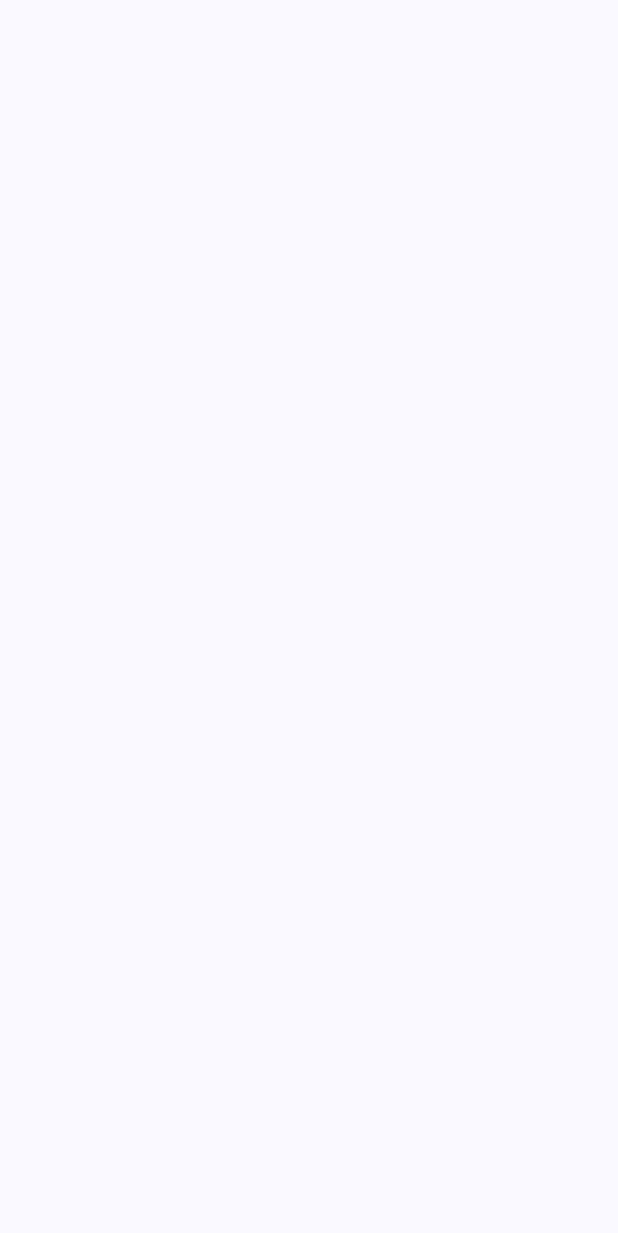
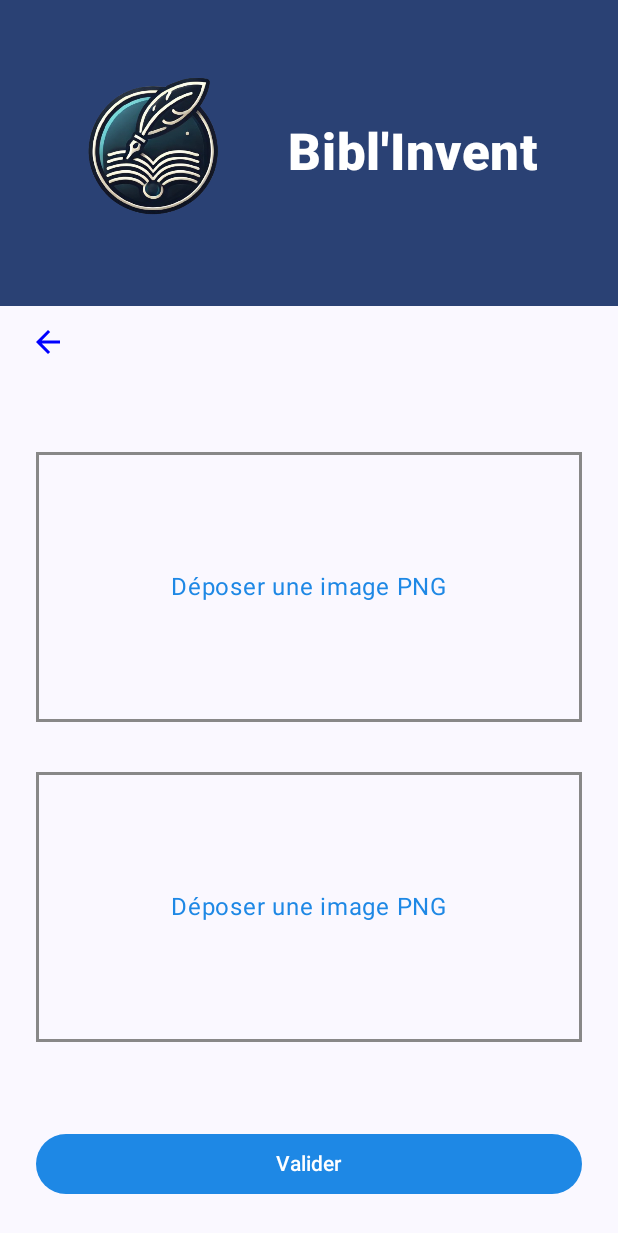
Before and after one commit to ClaraEnsim/BiblIvent, an Android app built with Jetpack Compose: the CoverScreen screen opened through its navigation route, on a phone screen of 412 x 824 dp. Before the commit the part shown is empty. Shown: the top 1233 px of the screen. Run offline under Robolectric (Android 15) with nearby library versions, the phone set to English and light mode, and no system bars.

Commit message:
fichiers importés

```diff
--- a/app/src/main/java/com/example/biblivent/MainActivity.kt
+++ b/app/src/main/java/com/example/biblivent/MainActivity.kt
@@ -50,7 +50,8 @@ class MainActivity : ComponentActivity() {
                         // Couverture
                         composable("cover") {
                             CoverScreen(
-                                //onBack = { navController.popBackStack() }
+                                onBack = { navController.popBackStack() },
+                                onValidate = {/*mettre le navController*/}
                             )
                         }
                     }
--- a/app/src/main/java/com/example/biblivent/ui/theme/screens/CoverScreen.kt
+++ b/app/src/main/java/com/example/biblivent/ui/theme/screens/CoverScreen.kt
@@ -1,4 +1,111 @@
 package com.example.biblivent.ui.theme.screens
 
-class CoverScreen {
+import android.net.Uri
+import androidx.activity.compose.rememberLauncherForActivityResult
+import androidx.activity.result.contract.ActivityResultContracts
+import androidx.compose.foundation.Image
+import androidx.compose.foundation.border
+import androidx.compose.foundation.clickable
+import androidx.compose.foundation.layout.*
+import androidx.compose.material.icons.Icons
+import androidx.compose.material.icons.automirrored.filled.ArrowBack
+import androidx.compose.material3.*
+import androidx.compose.runtime.*
+import androidx.compose.ui.Alignment
+import androidx.compose.ui.Modifier
+import androidx.compose.ui.graphics.Color
+import androidx.compose.ui.graphics.asImageBitmap
+import androidx.compose.ui.platform.LocalContext
+import androidx.compose.ui.unit.dp
+import androidx.compose.ui.unit.sp
+import com.example.biblivent.ui.theme.items.Header
+import java.io.InputStream
+import android.graphics.BitmapFactory
+
+@Composable
+fun CoverScreen(onBack: () -> Unit, onValidate: () -> Unit) {
+    val context = LocalContext.current
+    var imageUri1 by remember { mutableStateOf<Uri?>(null) }
+    var imageUri2 by remember { mutableStateOf<Uri?>(null) }
+
+    val launcher1 = rememberLauncherForActivityResult(ActivityResultContracts.OpenDocument()) { uri ->
+        if (uri != null) imageUri1 = uri
+    }
+
+    val launcher2 = rememberLauncherForActivityResult(ActivityResultContracts.OpenDocument()) { uri ->
+        if (uri != null) imageUri2 = uri
+    }
+
+    Column(modifier = Modifier.fillMaxSize()) {
+        Header()
+
+        IconButton(onClick = onBack, modifier = Modifier.padding(start = 8.dp)) {
+            Icon(Icons.AutoMirrored.Filled.ArrowBack, contentDescription = "Retour", tint = Color.Blue)
+        }
+
+        Spacer(modifier = Modifier.height(16.dp))
+
+        Column(
+            modifier = Modifier
+                .fillMaxWidth()
+                .padding(horizontal = 24.dp)
+                .weight(1f),
+            verticalArrangement = Arrangement.SpaceEvenly,
+            horizontalAlignment = Alignment.CenterHorizontally
+        ) {
+            ImageBox(
+                uri = imageUri1,
+                onClick = { launcher1.launch(arrayOf("image/png")) }
+            )
+
+            ImageBox(
+                uri = imageUri2,
+                onClick = { launcher2.launch(arrayOf("image/png")) }
+            )
+        }
+
+        Button(
+            onClick = onValidate,
+            modifier = Modifier
+                .fillMaxWidth()
+                .padding(24.dp),
+            colors = ButtonDefaults.buttonColors(containerColor = Color(0xFF1E88E5))
+        ) {
+            Text("Valider")
+        }
+    }
 }
+
+@Composable
+fun ImageBox(uri: Uri?, onClick: () -> Unit) {
+    val context = LocalContext.current
+    var bitmap by remember { mutableStateOf<android.graphics.Bitmap?>(null) }
+
+    LaunchedEffect(uri) {
+        uri?.let {
+            val inputStream: InputStream? = context.contentResolver.openInputStream(uri)
+            inputStream?.use {
+                bitmap = BitmapFactory.decodeStream(it)
+            }
+        }
+    }
+
+    Box(
+        modifier = Modifier
+            .fillMaxWidth()
+            .height(180.dp)
+            .border(2.dp, Color.Gray)
+            .clickable(onClick = onClick),
+        contentAlignment = Alignment.Center
+    ) {
+        if (bitmap != null) {
+            Image(bitmap = bitmap!!.asImageBitmap(), contentDescription = "Image sélectionnée")
+        } else {
+            Text(
+                text = "Déposer une image PNG",
+                color = Color(0xFF1E88E5),
+                fontSize = 16.sp
+            )
+        }
+    }
+}
```
Also changed, not shown: 4 other files.
